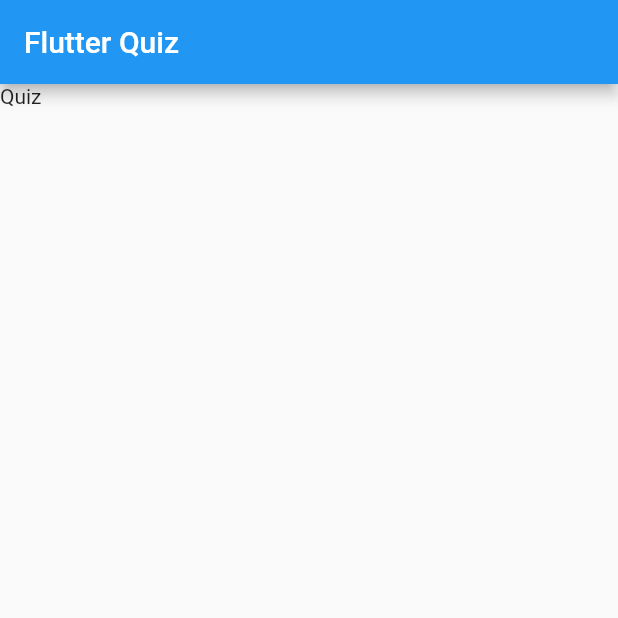
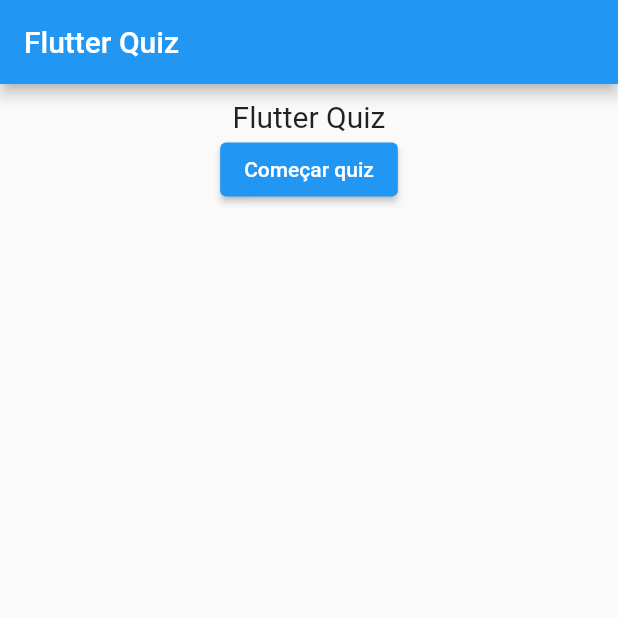
Before and after one commit to whoiscaio/flutter-quiz, a Flutter app: the screen it shows after launch, on a phone screen of 412 x 824 dp, the top half of it. Run offline on Flutter 3.47's test engine with Material 2 defaults, Android fonts, the phone set to English and light mode, and no system bars.

Commit message:
questions logic added

```diff
--- a/lib/quiz.dart
+++ b/lib/quiz.dart
@@ -1,9 +1,106 @@
 import 'package:flutter/material.dart';
+import 'package:flutter_quiz/start_screen.dart';
 
 class _QuizState extends State<Quiz> {
+  bool _quizStarted = false;
+  bool _quizFinished = false;
+
+  int _selectedQuestion = 0;
+  int _correctAnswers = 0;
+
+  List<Map<String, dynamic>> quiz = [
+    {
+      'question': 'Quais são as cores da bandeira do Brasil?',
+      'options': [
+        'Verde, vermelho e preto',
+        'Vermelho, azul e branco',
+        'Preto, verde e roxo',
+        'Amarelo, azul e branco',
+      ],
+      'answer': 'Amarelo, azul e branco'
+    }, {
+      'question': 'Quem é o atual presidente dos Estados Unidos da América?',
+      'options': [
+        'Joe Biden',
+        'Barack Obama',
+        'Donald Trump',
+        'Michelle Obama',
+      ],
+      'answer': 'Joe Biden'
+    }, {
+      'question': 'Qual dessas empresas não é uma indústria automotiva?',
+      'options': [
+        'RAM',
+        'Lamborghini',
+        'Audi',
+        'BTG Pactual',
+      ],
+      'answer': 'BTG Pactual'
+    }, {
+      'question': 'Qual desses países NÃO está nas Américas?',
+      'options': [
+        'Honduras',
+        'Jamaica',
+        'Malta',
+        'Canadá'
+      ],
+      'answer': 'Malta'
+    }
+  ];
+
+  void _startQuiz() {
+    setState(() {
+      _quizStarted = true;
+    });
+  }
+
+  void _handleAnswer(String selectedAnswer) {
+    if (selectedAnswer == quiz[_selectedQuestion]['answer']) {
+      setState(() {
+        _correctAnswers++;
+      });
+    }
+
+    setState(() {
+      if (_selectedQuestion == quiz.length - 1) {
+        _quizFinished = true;
+        return;
+      }
+
+      _selectedQuestion++;
+    });
+  }
+
   @override
   Widget build(BuildContext context) {
-    return const Text('Quiz');
+    String question = quiz[_selectedQuestion]['question'] as String;
+    List<String> answers = quiz[_selectedQuestion]['options'];
+
+    return _quizStarted ? (
+      Container(
+        width: double.infinity,
+        margin: const EdgeInsets.all(10),
+        child: Column(
+          children: [
+            Text(
+              question,
+              style: const TextStyle(
+                fontSize: 20
+              )
+            ),
+            ...answers.map((answer) => (
+              ElevatedButton(
+                style: ElevatedButton.styleFrom(
+                  minimumSize: const Size.fromHeight(40),
+                ),
+                onPressed: () => _handleAnswer(answer),
+                child: Text(answer)
+              )
+            ))
+          ]
+        )
+      )
+    ) : StartScreen(_startQuiz);
   }
 }
 
--- /dev/null
+++ b/lib/start_screen.dart
@@ -0,0 +1,29 @@
+import 'package:flutter/material.dart';
+
+class StartScreen extends StatelessWidget {
+  final void Function() _startQuiz;
+
+  const StartScreen(this._startQuiz, {super.key});
+
+  @override
+  Widget build(BuildContext context) {
+    return Container(
+      width: double.infinity,
+      margin: const EdgeInsets.all(10),
+      child: Column(
+        children: [
+          const Text(
+            'Flutter Quiz',
+            style: TextStyle(
+              fontSize: 20,
+            ),
+          ),
+          ElevatedButton(
+            onPressed: _startQuiz,
+            child: const Text('Começar quiz')
+          )
+        ],
+      )
+    );
+  }
+}
```
Also changed, not shown: lib/question.dart (added).
